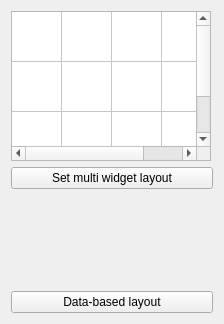
Above: Modules/QtWidgets/src/QmitkMultiWidgetLayoutSelectionWidget.ui from MITK/MITK before the change. Below: the same form after it.
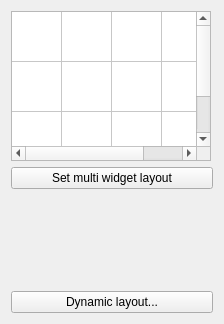
That is the form after the change.

Commit message: Replace the data-based layout with dynamic layouts

What changed in the file:
```diff
--- a/Modules/QtWidgets/src/QmitkMultiWidgetLayoutSelectionWidget.ui
+++ b/Modules/QtWidgets/src/QmitkMultiWidgetLayoutSelectionWidget.ui
@@ -96,7 +96,7 @@
    <item>
     <widget class="QPushButton" name="dataBasedLayoutButton">
      <property name="text">
-      <string>Data-based layout</string>
+      <string>Dynamic layout...</string>
      </property>
     </widget>
    </item>
```
Left out of the diff: 5 changed lines with no effect on the pictures. The commit also changes 29 other files.
